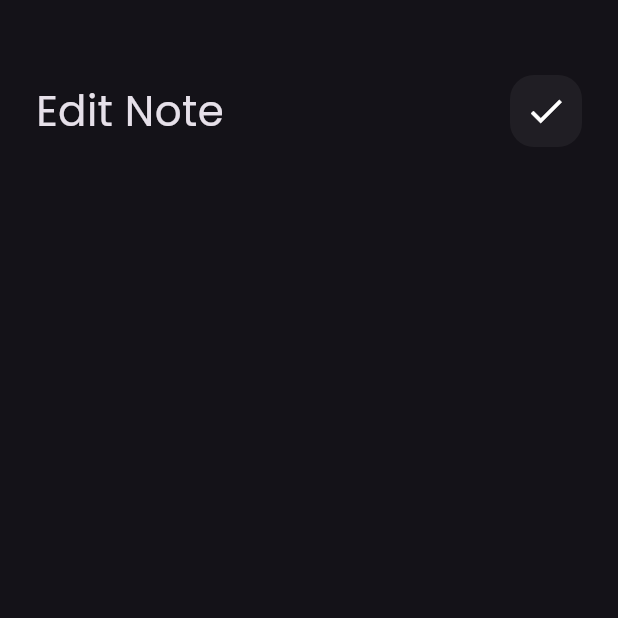
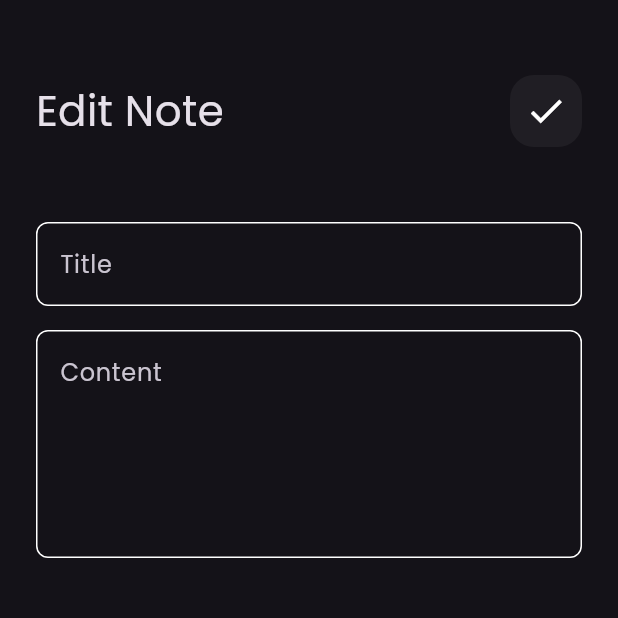
Before and after one commit to prolagg99/notes_app, a Flutter app: the EditNoteView screen opened directly, on a phone screen of 412 x 824 dp, the top half of it. Run offline on Flutter 3.47's test engine with Material 3 defaults, Android fonts, the phone set to English and light mode, and no system bars; our stand-ins replace font_awesome_flutter.

Commit message:
edit note view ui done

```diff
--- a/lib/views/widgets/edit_view_body.dart
+++ b/lib/views/widgets/edit_view_body.dart
@@ -1,5 +1,6 @@
 import 'package:flutter/material.dart';
 import 'package:notes_app/views/widgets/custom_app_bar.dart';
+import 'package:notes_app/views/widgets/custom_text_field.dart';
 
 class EditNoteViewBody extends StatelessWidget {
   const EditNoteViewBody({super.key});
@@ -15,6 +16,10 @@ class EditNoteViewBody extends StatelessWidget {
             title: 'Edit Note',
             icon: Icons.check,
           ),
+          SizedBox(height: 50),
+          CustomTextField(hint: 'Title'),
+          SizedBox(height: 16),
+          CustomTextField(hint: 'Content', maxLines: 5),
         ],
       ),
     );
```
